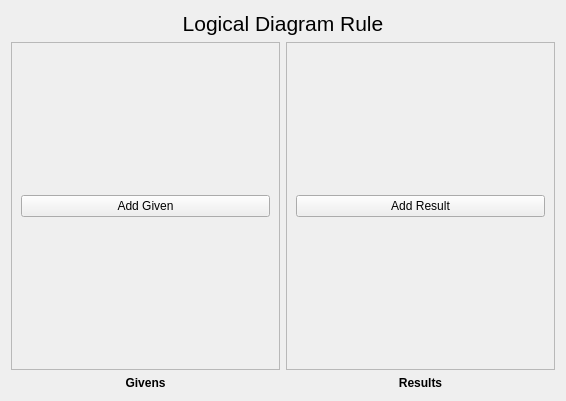
enjoysmath/abstract-spacecraft, file ui/logical_rule_view.ui: the form before one commit.
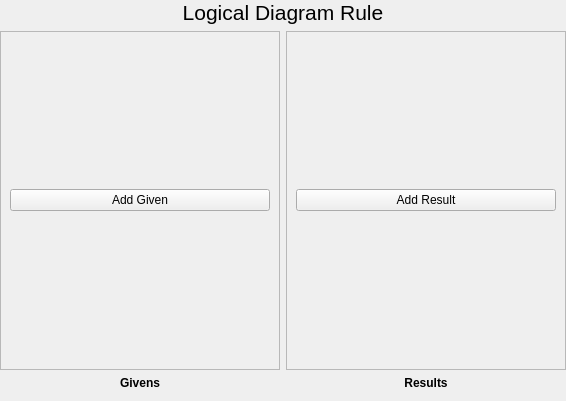
The form after the commit.

```diff
--- a/ui/logical_rule_view.ui
+++ b/ui/logical_rule_view.ui
@@ -14,6 +14,15 @@
    <string>Form</string>
   </property>
   <layout class="QGridLayout" name="gridLayout">
+   <property name="leftMargin">
+    <number>0</number>
+   </property>
+   <property name="topMargin">
+    <number>0</number>
+   </property>
+   <property name="rightMargin">
+    <number>0</number>
+   </property>
    <item row="0" column="0" colspan="2">
     <widget class="QLabel" name="ruleTitleLabel">
      <property name="text">
@@ -31,8 +40,8 @@
        <rect>
         <x>0</x>
         <y>0</y>
-        <width>269</width>
-        <height>325</height>
+        <width>278</width>
+        <height>334</height>
        </rect>
       </property>
       <layout class="QGridLayout" name="gridLayout_2">
@@ -57,8 +66,8 @@
        <rect>
         <x>0</x>
         <y>0</y>
-        <width>269</width>
-        <height>325</height>
+        <width>278</width>
+        <height>334</height>
        </rect>
       </property>
       <layout class="QGridLayout" name="gridLayout_3">
```
